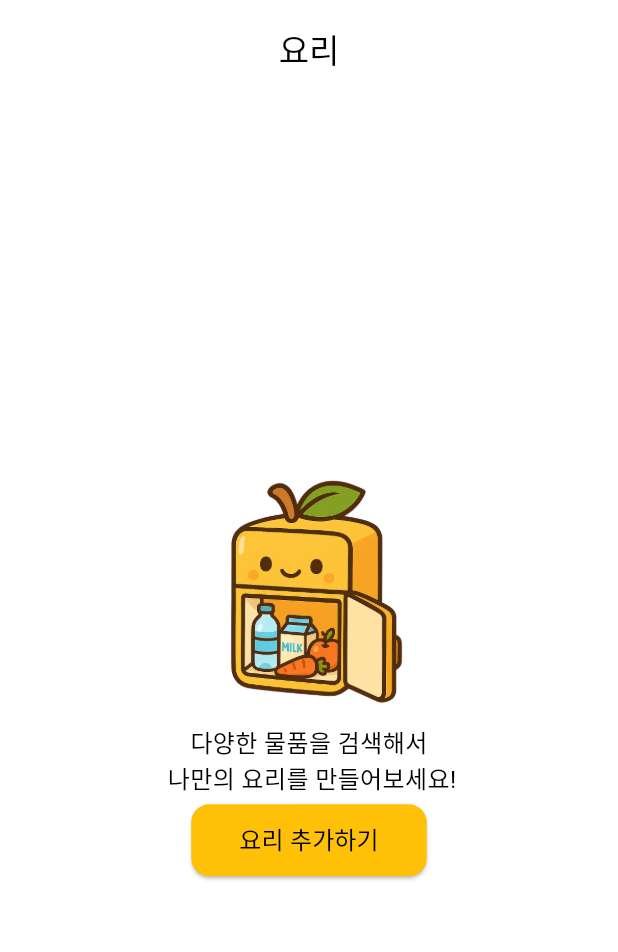
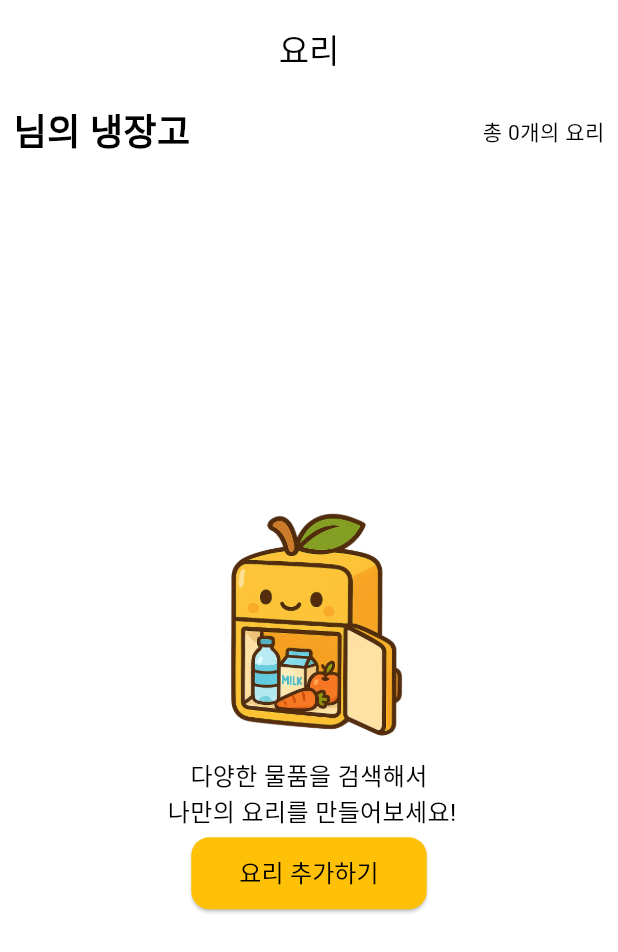
Before and after one commit to Mango-Fridge/Frontend, a Flutter app: the CookView screen opened by its route, on a phone screen of 412 x 824 dp. Shown: the top 952 px of the screen. Run offline on Flutter 3.47's test engine with Material 3 defaults, Android fonts, the phone set to English and light mode, and no system bars; our stand-ins replace custom_sliding_segmented_control, dio, dropdown_button2, flutter_dotenv, flutter_riverpod, fluttertoast and 9 more; missing offline and left inert: kakao_flutter_sdk; accounts and stored records are empty; generated files the repository leaves out were written again; network calls fail; Roboto replaces fonts that are missing (Mainfonts).

Commit message:
[Task]: Cook - Design - 냉장고 이름과 요리 개수 배치 #168

```diff
--- a/lib/view/cook/widget/cook_view.dart
+++ b/lib/view/cook/widget/cook_view.dart
@@ -66,8 +66,26 @@ class _CookViewState extends ConsumerState<CookView> {
         padding: EdgeInsets.symmetric(horizontal: design.screenWidth * 0.00),
         child: Column(
           crossAxisAlignment: CrossAxisAlignment.start,
-          spacing: 20,
           children: [
+            Container(
+              margin: EdgeInsets.symmetric(
+                vertical: 4,
+                horizontal: design.marginAndPadding,
+              ),
+              child: Row(
+                children: [
+                  Text(
+                    '${_group?.groupName}님의 냉장고',
+                    style: const TextStyle(
+                      fontSize: 24,
+                      fontWeight: FontWeight.bold,
+                    ),
+                  ),
+                  const Spacer(),
+                  Text('총 ${_cookState?.cookList?.length}개의 요리'),
+                ],
+              ),
+            ),
             Expanded(
               child:
                   _cookState != null &&
@@ -169,7 +187,7 @@ class _CookViewState extends ConsumerState<CookView> {
                           overflow: TextOverflow.ellipsis,
                         ),
                         Text(
-                          '${cook.cookItems!.first.cookItemName} 외 ${cook.cookItems!.length - 1}개의 재료'
+                          '${cook.cookItems!.first.cookItemName} 외 ${cook.cookItems!.length - 1}개의 재료',
                         ),
                       ],
                     ),
```
